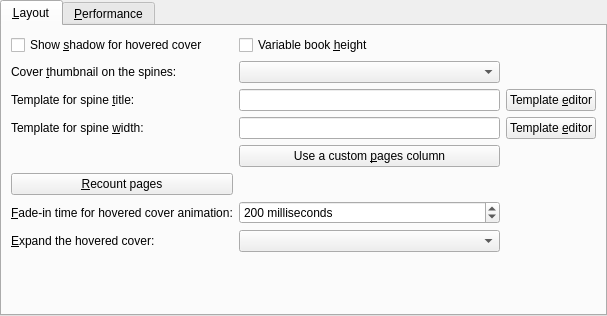
First picture: the form in src/calibre/gui2/preferences/look_feel_tabs/bookshelf_view.ui, repository kovidgoyal/calibre, before the edit.
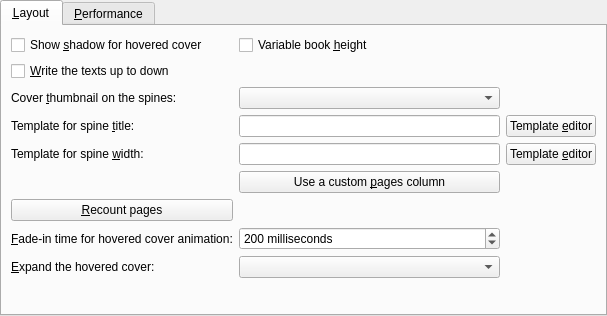
Second picture: the form after the edit. Custom widgets are drawn as their Qt base class.

Commit message: Bookshelf: add option to write the texts up to down

```diff
--- a/src/calibre/gui2/preferences/look_feel_tabs/bookshelf_view.ui
+++ b/src/calibre/gui2/preferences/look_feel_tabs/bookshelf_view.ui
@@ -51,7 +51,7 @@
       </property>
      </widget>
     </item>
-    <item row="1" column="0">
+    <item row="10" column="0">
      <widget class="QLabel" name="label_bookshelf_thumbnail">
       <property name="text">
        <string>Cover &amp;thumbnail on the spines:</string>
@@ -61,7 +61,7 @@
       </property>
      </widget>
     </item>
-    <item row="1" column="1">
+    <item row="10" column="1">
      <widget class="QComboBox" name="opt_bookshelf_thumbnail"/>
     </item>
     <item row="0" column="1">
@@ -78,6 +78,13 @@
       </property>
      </widget>
     </item>
+    <item row="1" column="0">
+     <widget class="QCheckBox" name="opt_bookshelf_up_to_down">
+      <property name="text">
+       <string>&amp;Write the texts up to down</string>
+      </property>
+     </widget>
+    </item>
     <item row="21" column="0">
      <widget class="QLabel" name="label_fade_time">
       <property name="text">
```
The commit also changes 3 other files.
